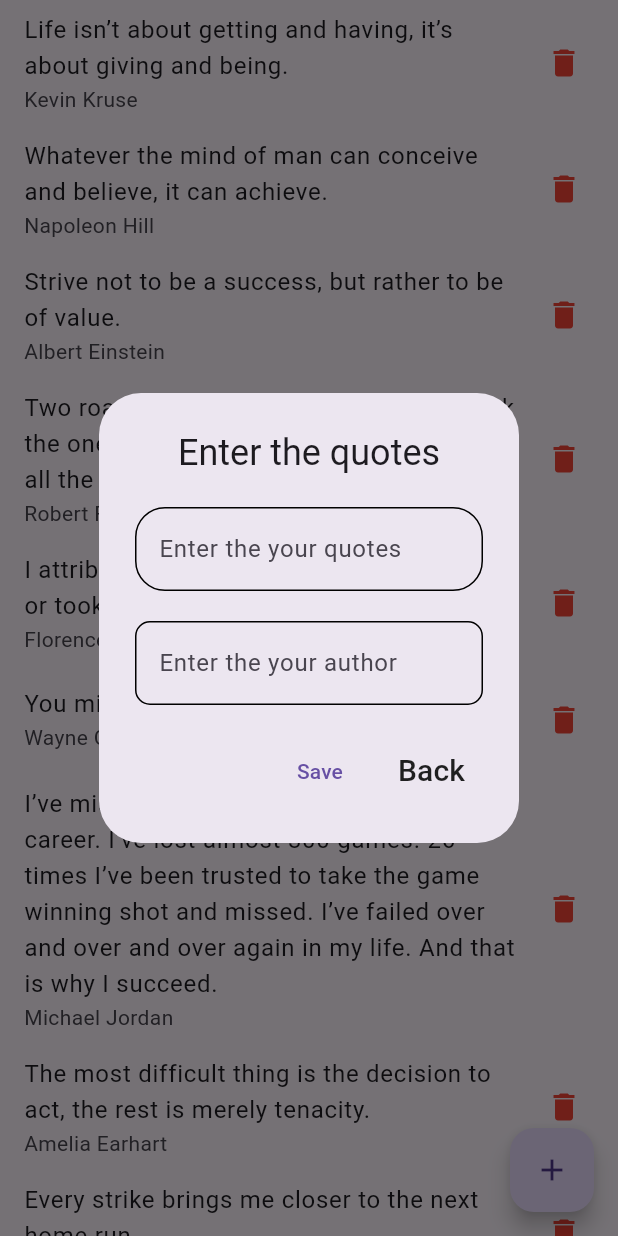
After one commit to Krupaparmar30/AdvanceFlutterCh-1, a Flutter app: the screen it shows after launch, after a tap on the "add" icon, on a phone screen of 412 x 824 dp. The commit adds this screen. Run offline on Flutter 3.47's test engine with Material 3 defaults, Android fonts, the phone set to English and light mode, and no system bars.

Commit message:
krupa krishu KRISHNA

```diff
--- /dev/null
+++ b/lib/screens/task-1.5/model/quoteModel/quoteModel.dart
@@ -0,0 +1,21 @@
+
+class QuoteModel {
+  String? quote;
+  String? author;
+
+  QuoteModel({this.quote, this.author});
+
+  factory QuoteModel.fromQuotes(Map m1)
+  {
+    return QuoteModel(author: m1['author'], quote: m1['quote']);
+  }
+
+  List<QuoteModel> QuoteList = [];
+
+  QuoteModel.toList(List l1)
+  {
+    for (int i = 0; i < l1.length; i++) {
+      QuoteList.add(QuoteModel.fromQuotes(l1[i]));
+    }
+  }
+}
--- /dev/null
+++ b/lib/screens/task-1.5/provider/quotePageProvider/quotePageProvider.dart
@@ -0,0 +1,494 @@
+import 'package:avd_ch_1/screens/task-1.5/model/quoteModel/quoteModel.dart';
+import 'package:flutter/widgets.dart';
+TextEditingController txtQuote=TextEditingController();
+TextEditingController txtAuthor=TextEditingController();
+
+QuoteModel? quoteModel;
+
+class quoteProvider extends ChangeNotifier {
+  String? quote;
+  String? author;
+
+  List QuotesList = [
+    {
+      "quote":
+          "Life isn’t about getting and having, it’s about giving and being.",
+      "author": "Kevin Kruse"
+    },
+    {
+      "quote":
+          "Whatever the mind of man can conceive and believe, it can achieve.",
+      "author": "Napoleon Hill"
+    },
+    {
+      "quote": "Strive not to be a success, but rather to be of value.",
+      "author": "Albert Einstein"
+    },
+    {
+      "quote":
+          "Two roads diverged in a wood, and I—I took the one less traveled by, And that has made all the difference.",
+      "author": "Robert Frost"
+    },
+    {
+      "quote":
+          "I attribute my success to this: I never gave or took any excuse.",
+      "author": "Florence Nightingale"
+    },
+    {
+      "quote": "You miss 100% of the shots you don’t take.",
+      "author": "Wayne Gretzky"
+    },
+    {
+      "quote":
+          "I’ve missed more than 9000 shots in my career. I’ve lost almost 300 games. 26 times I’ve been trusted to take the game winning shot and missed. I’ve failed over and over and over again in my life. And that is why I succeed.",
+      "author": "Michael Jordan"
+    },
+    {
+      "quote":
+          "The most difficult thing is the decision to act, the rest is merely tenacity.",
+      "author": "Amelia Earhart"
+    },
+    {
+      "quote": "Every strike brings me closer to the next home run.",
+      "author": "Babe Ruth"
+    },
+    {
+      "quote":
+          "Definiteness of purpose is the starting point of all achievement.",
+      "author": "W. Clement Stone"
+    },
+    {
+      "quote":
+          "We must balance conspicuous consumption with conscious capitalism.",
+      "author": "Kevin Kruse"
+    },
+    {
+      "quote":
+          "Life is what happens to you while you’re busy making other plans.",
+      "author": "John Lennon"
+    },
+    {"quote": "We become what we think about.", "author": "Earl Nightingale"},
+    {
+      "quote":
+          "Twenty years from now you will be more disappointed by the things that you didn’t do than by the ones you did do, so throw off the bowlines, sail away from safe harbor, catch the trade winds in your sails.  Explore, Dream, Discover.",
+      "author": "Mark Twain"
+    },
+    {
+      "quote": "Life is 10% what happens to me and 90% of how I react to it.",
+      "author": "Charles Swindoll"
+    },
+    {
+      "quote":
+          "The most common way people give up their power is by thinking they don’t have any.",
+      "author": "Alice Walker"
+    },
+    {
+      "quote": "The mind is everything. What you think you become.",
+      "author": "Buddha"
+    },
+    {
+      "quote":
+          "The best time to plant a tree was 20 years ago. The second best time is now.",
+      "author": "Chinese Proverb"
+    },
+    {"quote": "An unexamined life is not worth living.", "author": "Socrates"},
+    {
+      "quote": "Eighty percent of success is showing up.",
+      "author": "Woody Allen"
+    },
+    {
+      "quote":
+          "Your time is limited, so don’t waste it living someone else’s life.",
+      "author": "Steve Jobs"
+    },
+    {
+      "quote": "Winning isn’t everything, but wanting to win is.",
+      "author": "Vince Lombardi"
+    },
+    {
+      "quote":
+          "I am not a product of my circumstances. I am a product of my decisions.",
+      "author": "Stephen Covey"
+    },
+    {
+      "quote":
+          "Every child is an artist.  The problem is how to remain an artist once he grows up.",
+      "author": "Pablo Picasso"
+    },
+    {
+      "quote":
+          "You can never cross the ocean until you have the courage to lose sight of the shore.",
+      "author": "Christopher Columbus"
+    },
+    {
+      "quote":
+          "I’ve learned that people will forget what you said, people will forget what you did, but people will never forget how you made them feel.",
+      "author": "Maya Angelou"
+    },
+    {
+      "quote": "Either you run the day, or the day runs you.",
+      "author": "Jim Rohn"
+    },
+    {
+      "quote":
+          "Whether you think you can or you think you can’t, you’re right.",
+      "author": "Henry Ford"
+    },
+    {
+      "quote":
+          "The two most important days in your life are the day you are born and the day you find out why.",
+      "author": "Mark Twain"
+    },
+    {
+      "quote":
+          "Whatever you can do, or dream you can, begin it.  Boldness has genius, power and magic in it.",
+      "author": "Johann Wolfgang von Goethe"
+    },
+    {
+      "quote": "The best revenge is massive success.",
+      "author": "Frank Sinatra"
+    },
+    {
+      "quote":
+          "People often say that motivation doesn’t last. Well, neither does bathing.  That’s why we recommend it daily.",
+      "author": "Zig Ziglar"
+    },
+    {
+      "quote": "Life shrinks or expands in proportion to one’s courage.",
+      "author": "Anais Nin"
+    },
+    {
+      "quote":
+          "If you hear a voice within you say “you cannot paint,” then by all means paint and that voice will be silenced.",
+      "author": "Vincent Van Gogh"
+    },
+    {
+      "quote":
+          "There is only one way to avoid criticism: do nothing, say nothing, and be nothing.",
+      "author": "Aristotle"
+    },
+    {
+      "quote":
+          "Ask and it will be given to you; search, and you will find; knock and the door will be opened for you.",
+      "author": "Jesus"
+    },
+    {
+      "quote":
+          "The only person you are destined to become is the person you decide to be.",
+      "author": "Ralph Waldo Emerson"
+    },
+    {
+      "quote":
+          "Go confidently in the direction of your dreams.  Live the life you have imagined.",
+      "author": "Henry David Thoreau"
+    },
+    {
+      "quote":
+          "When I stand before God at the end of my life, I would hope that I would not have a single bit of talent left and could say, I used everything you gave me.",
+      "author": "Erma Bombeck"
+    },
+    {
+      "quote":
+          "Few things can help an individual more than to place responsibility on him, and to let him know that you trust him.",
+      "author": "Booker T. Washington"
+    },
+    {
+      "quote":
+          "Certain things catch your eye, but pursue only those that capture the heart.",
+      "author": " Ancient Indian Proverb"
+    },
+    {
+      "quote": "Believe you can and you’re halfway there.",
+      "author": "Theodore Roosevelt"
+    },
+    {
+      "quote": "Everything you’ve ever wanted is on the other side of fear.",
+      "author": "George Addair"
+    },
+    {
+      "quote":
+          "We can easily forgive a child who is afraid of the dark; the real tragedy of life is when men are afraid of the light.",
+      "author": "Plato"
+    },
+    {
+      "quote":
+          "Teach thy tongue to say, “I do not know,” and thous shalt progress.",
+      "author": "Maimonides"
+    },
+    {
+      "quote": "Start where you are. Use what you have.  Do what you can.",
+      "author": "Arthur Ashe"
+    },
+    {
+      "quote":
+          "When I was 5 years old, my mother always told me that happiness was the key to life.  When I went to school, they asked me what I wanted to be when I grew up.  I wrote down ‘happy’.  They told me I didn’t understand the assignment, and I told them they didn’t understand life.",
+      "author": "John Lennon"
+    },
+    {
+      "quote": "Fall seven times and stand up eight.",
+      "author": "Japanese Proverb"
+    },
+    {
+      "quote":
+          "When one door of happiness closes, another opens, but often we look so long at the closed door that we do not see the one that has been opened for us.",
+      "author": "Helen Keller"
+    },
+    {
+      "quote": "Everything has beauty, but not everyone can see.",
+      "author": "Confucius"
+    },
+    {
+      "quote":
+          "How wonderful it is that nobody need wait a single moment before starting to improve the world.",
+      "author": "Anne Frank"
+    },
+    {
+      "quote": "When I let go of what I am, I become what I might be.",
+      "author": "Lao Tzu"
+    },
+    {
+      "quote":
+          "Life is not measured by the number of breaths we take, but by the moments that take our breath away.",
+      "author": "Maya Angelou"
+    },
+    {
+      "quote":
+          "Happiness is not something readymade.  It comes from your own actions.",
+      "author": "Dalai Lama"
+    },
+    {
+      "quote":
+          "If you’re offered a seat on a rocket ship, don’t ask what seat! Just get on.",
+      "author": "Sheryl Sandberg"
+    },
+    {
+      "quote":
+          "First, have a definite, clear practical ideal; a goal, an objective. Second, have the necessary means to achieve your ends; wisdom, money, materials, and methods. Third, adjust all your means to that end.",
+      "author": "Aristotle"
+    },
+    {
+      "quote": "If the wind will not serve, take to the oars.",
+      "author": "Latin Proverb"
+    },
+    {
+      "quote":
+          "You can’t fall if you don’t climb.  But there’s no joy in living your whole life on the ground.",
+      "author": "Unknown"
+    },
+    {
+      "quote":
+          "We must believe that we are gifted for something, and that this thing, at whatever cost, must be attained.",
+      "author": "Marie Curie"
+    },
+    {
+      "quote":
+          "Too many of us are not living our dreams because we are living our fears.",
+      "author": "Les Brown"
+    },
+    {
+      "quote":
+          "Challenges are what make life interesting and overcoming them is what makes life meaningful.",
+      "author": "Joshua J. Marine"
+    },
+    {
+      "quote": "If you want to lift yourself up, lift up someone else.",
+      "author": "Booker T. Washington"
+    },
+    {
+      "quote":
+          "I have been impressed with the urgency of doing. Knowing is not enough; we must apply. Being willing is not enough; we must do.",
+      "author": "Leonardo da Vinci"
+    },
+    {
+      "quote":
+          "Limitations live only in our minds.  But if we use our imaginations, our possibilities become limitless.",
+      "author": "Jamie Paolinetti"
+    },
+    {
+      "quote":
+          "You take your life in your own hands, and what happens? A terrible thing, no one to blame.",
+      "author": "Erica Jong"
+    },
+    {
+      "quote":
+          "What’s money? A man is a success if he gets up in the morning and goes to bed at night and in between does what he wants to do.",
+      "author": "Bob Dylan"
+    },
+    {
+      "quote": "I didn’t fail the test. I just found 100 ways to do it wrong.",
+      "author": "Benjamin Franklin"
+    },
+    {
+      "quote":
+          "In order to succeed, your desire for success should be greater than your fear of failure.",
+      "author": "Bill Cosby"
+    },
+    {
+      "quote": "A person who never made a mistake never tried anything new.",
+      "author": " Albert Einstein"
+    },
+    {
+      "quote":
+          "The person who says it cannot be done should not interrupt the person who is doing it.",
+      "author": "Chinese Proverb"
+    },
+    {
+      "quote": "There are no traffic jams along the extra mile.",
+      "author": "Roger Staubach"
+    },
+    {
+      "quote": "It is never too late to be what you might have been.",
+      "author": "George Eliot"
+    },
+    {"quote": "You become what you believe.", "author": "Oprah Winfrey"},
+    {
+      "quote": "I would rather die of passion than of boredom.",
+      "author": "Vincent van Gogh"
+    },
+    {
+      "quote":
+          "A truly rich man is one whose children run into his arms when his hands are empty.",
+      "author": "Unknown"
+    },
+    {
+      "quote":
+          "It is not what you do for your children, but what you have taught them to do for themselves, that will make them successful human beings.",
+      "author": "Ann Landers"
+    },
+    {
+      "quote":
+          "If you want your children to turn out well, spend twice as much time with them, and half as much money.",
+      "author": "Abigail Van Buren"
+    },
+    {
+      "quote":
+          "Build your own dreams, or someone else will hire you to build theirs.",
+      "author": "Farrah Gray"
+    },
+    {
+      "quote":
+          "The battles that count aren’t the ones for gold medals. The struggles within yourself–the invisible battles inside all of us–that’s where it’s at.",
+      "author": "Jesse Owens"
+    },
+    {
+      "quote": "Education costs money.  But then so does ignorance.",
+      "author": "Sir Claus Moser"
+    },
+    {
+      "quote":
+          "I have learned over the years that when one’s mind is made up, this diminishes fear.",
+      "author": "Rosa Parks"
+    },
+    {
+      "quote":
+          "It does not matter how slowly you go as long as you do not stop.",
+      "author": "Confucius"
+    },
+    {
+      "quote":
+          "If you look at what you have in life, you’ll always have more. If you look at what you don’t have in life, you’ll never have enough.",
+      "author": "Oprah Winfrey"
+    },
+    {
+      "quote":
+          "Remember that not getting what you want is sometimes a wonderful stroke of luck.",
+      "author": "Dalai Lama"
+    },
+    {
+      "quote":
+          "You can’t use up creativity.  The more you use, the more you have.",
+      "author": "Maya Angelou"
+    },
+    {"quote": "Dream big and dare to fail.", "author": "Norman Vaughan"},
+    {
+      "quote":
+          "Our lives begin to end the day we become silent about things that matter.",
+      "author": "Martin Luther King Jr."
+    },
+    {
+      "quote": "Do what you can, where you are, with what you have.",
+      "author": "Teddy Roosevelt"
+    },
+    {
+      "quote":
+          "If you do what you’ve always done, you’ll get what you’ve always gotten.",
+      "author": "Tony Robbins"
+    },
+    {
+      "quote": "Dreaming, after all, is a form of planning.",
+      "author": "Gloria Steinem"
+    },
+    {
+      "quote":
+          "It’s your place in the world; it’s your life. Go on and do all you can with it, and make it the life you want to live.",
+      "author": "Mae Jemison"
+    },
+    {
+      "quote":
+          "You may be disappointed if you fail, but you are doomed if you don’t try.",
+      "author": "Beverly Sills"
+    },
+    {
+      "quote":
+          "Remember no one can make you feel inferior without your consent.",
+      "author": "Eleanor Roosevelt"
+    },
+    {
+      "quote": "Life is what we make it, always has been, always will be.",
+      "author": "Grandma Moses"
+    },
+    {
+      "quote":
+          "The question isn’t who is going to let me; it’s who is going to stop me.",
+      "author": "Ayn Rand"
+    },
+    {
+      "quote":
+          "When everything seems to be going against you, remember that the airplane takes off against the wind, not with it.",
+      "author": "Henry Ford"
+    },
+    {
+      "quote":
+          "It’s not the years in your life that count. It’s the life in your years.",
+      "author": "Abraham Lincoln"
+    },
+    {
+      "quote": "Change your thoughts and you change your world.",
+      "author": "Norman Vincent Peale"
+    },
+    {
+      "quote":
+          "Either write something worth reading or do something worth writing.",
+      "author": "Benjamin Franklin"
+    },
+    {
+      "quote": "Nothing is impossible, the word itself says, “I’m possible!”",
+      "author": "–Audrey Hepburn"
+    },
+    {
+      "quote": "The only way to do great work is to love what you do.",
+      "author": "Steve Jobs"
+    },
+    {
+      "quote": "If you can dream it, you can achieve it.",
+      "author": "Zig Ziglar"
+    }
+  ];
+  void addData() {
+    quote = txtQuote.text;
+    author = txtAuthor.text;
+    notifyListeners();
+  }
+
+  void addQuotes()
+  {
+
+
+  QuotesList.insert(0,{"quote":txtQuote.text,"author":txtAuthor.text});
+    notifyListeners();
+  }
+  void removeQuotes(int index)
+  {
+   QuotesList.removeAt(index);
+  }
+}
--- /dev/null
+++ b/lib/screens/task-1.5/view/quotePage/quotePage.dart
@@ -0,0 +1,118 @@
+import 'package:avd_ch_1/screens/task-1.5/model/quoteModel/quoteModel.dart';
+import 'package:avd_ch_1/screens/task-1.5/provider/quotePageProvider/quotePageProvider.dart';
+import 'package:flutter/material.dart';
+import 'package:provider/provider.dart';
+
+QuoteModel? quoteModel;
+
+
+class quotePage extends StatelessWidget {
+  const quotePage({super.key});
+
+  @override
+
+  Widget build(BuildContext context) {
+ //   quoteModelText=QuoteModel.toList(l1:QuoteList)
+    quoteProvider quoteProviderTrue =
+        Provider.of<quoteProvider>(context, listen: true);
+    quoteProvider quoteProviderFalse =
+        Provider.of<quoteProvider>(context, listen: false);
+    return Scaffold(
+      body: ListView.builder(
+        itemCount: quoteProviderTrue.QuotesList.length,
+        itemBuilder: (context, index) => ListTile(
+          title: Text(quoteProviderTrue.QuotesList[index]['quote']),
+          subtitle: Text(quoteProviderTrue.QuotesList[index]['author']),
+          trailing: GestureDetector(
+          onDoubleTap: () {
+            quoteProviderFalse.removeQuotes(index);
+          }
+
+          ,child: Icon(Icons.delete,color: Colors.red,)),
+        ),
+      ),
+      floatingActionButton: FloatingActionButton(
+        onPressed: () {
+          showDialog(
+              context: context,
+              builder: (BuildContext context) {
+                return AlertDialog(
+                    title: Column(
+                  children: [
+                    Text("Enter the quotes"),
+                    SizedBox(
+                      height: 20,
+                    ),
+                    TextField(
+                      controller: txtQuote,
+
+                      decoration: InputDecoration(
+                          label: Text("Enter the your quotes"),
+                          focusedBorder: OutlineInputBorder(
+                              borderRadius: BorderRadius.circular(20),
+                              borderSide: BorderSide(color: Colors.black)),
+                          enabledBorder: OutlineInputBorder(
+                              borderRadius: BorderRadius.circular(20))
+                          // labelText:"Life isn’t about getting and having, it’s about giving and being.",
+
+                          ),
+                    ),
+                    SizedBox(
+                      height: 20,
+                    ),
+                    TextField(
+                      controller: txtAuthor,
+                      decoration: InputDecoration(
+                          label: Text("Enter the your author"),
+                          focusedBorder: OutlineInputBorder(
+                              borderRadius: BorderRadius.circular(10),
+                              borderSide: BorderSide(color: Colors.black)),
+                          enabledBorder: OutlineInputBorder(
+                              borderRadius: BorderRadius.circular(10))
+                          // labelText:"Life isn’t about getting and having, it’s about giving and being.",
+
+                          ),
+                    ),
+
+
+
+
+
+
+
+
+
+
+
+                  ],
+
+                ),
+                  actions: [
+                    TextButton(onPressed: () {
+                      quoteProviderFalse.addData();
+                      quoteProviderFalse.addQuotes();
+                    }, child: Text('Save')),
+                    TextButton(
+                      onPressed: () {
+                        Navigator.of(context).pop();
+                      },
+                      child: Text(
+                        'Back',
+                        style: TextStyle(color: Colors.black87, fontSize: 20),
+                      ),
+                    ),
+
+
+                  ],
+                );
+
+              }
+              );
+
+        },
+        child: Icon(Icons.add),
+      ),
+    );
+  }
+}
+QuoteModel quoteModelText=QuoteModel();
```
Also changed, not shown: lib/main.dart (+21 -19 lines), lib/screens/task-1.4/view/home_page/home_page.dart (+34 -9 lines).
